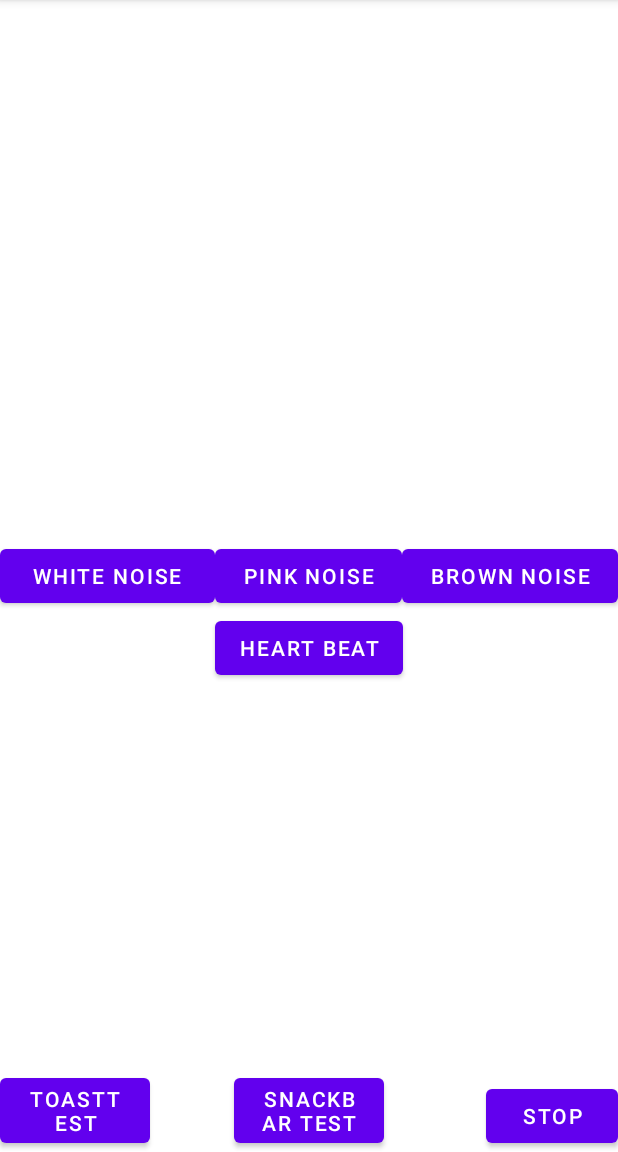
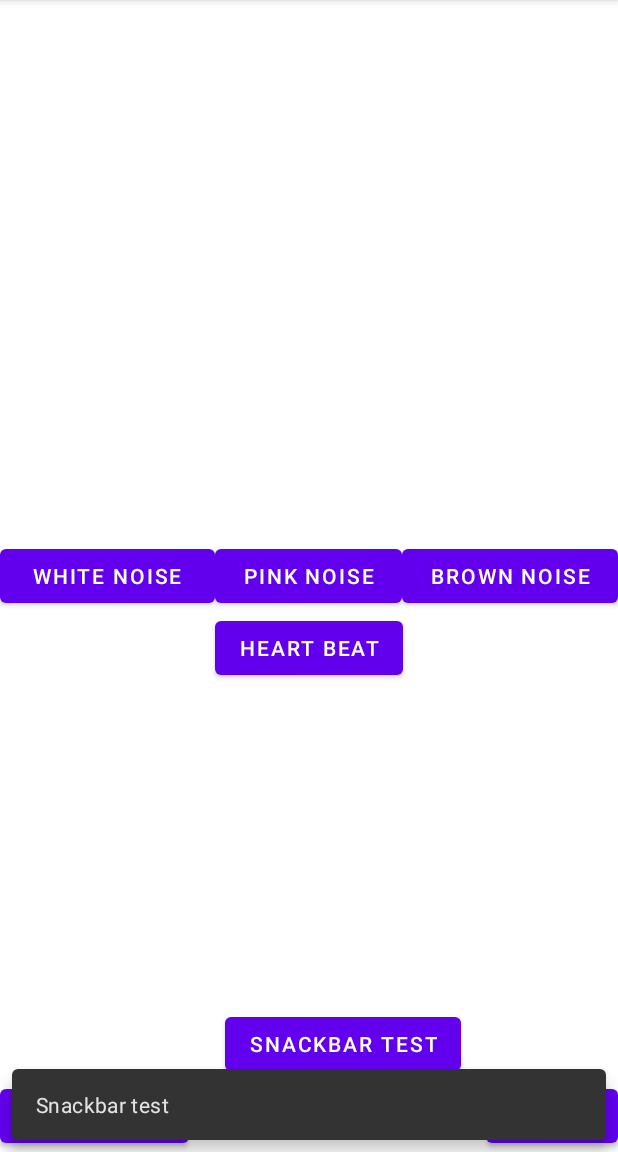
Before and after one commit to Haldyoso/CalPar, an Android app: the screen it shows after launch (MainActivity), after a tap on "SNACKBAR TEST", on a phone screen of 412 x 824 dp, the part 84-1236 px from its top. Run offline under Robolectric (Android 15) with nearby library versions, the light colour scheme and no system bars.

Commit message:
added Snackbar - working

```diff
--- a/app/src/main/java/com/maha/calpar/MainActivity.kt
+++ b/app/src/main/java/com/maha/calpar/MainActivity.kt
@@ -77,10 +77,10 @@ class MainActivity : AppCompatActivity() {
                 Toast.makeText(this, "playing: toast test", Toast.LENGTH_SHORT).show()
             }
 
-            R.id.btnSnackBar -> {
-                val snackbar = make(it, "Snackbar test", LENGTH_SHORT)
-                snackbar.show()
-            }
+//            R.id.btnSnackBar -> {
+//                val snackbar = make(ConstraintLayout(this), "Snackbar test", LENGTH_SHORT)
+//                snackbar.show()
+//            }
         }
     }
 
@@ -91,5 +91,20 @@ class MainActivity : AppCompatActivity() {
         soundPool?.stop(sound3StreamId)
     }
 
+    fun loadTest(v: View) {
+
+
+        Toast.makeText(this, "playing: toast test", Toast.LENGTH_SHORT).show()
+    }
+
+
+    fun loadSnack(v: View) {
+
+        val snackbar = make(v, "Snackbar test", LENGTH_SHORT)
+        //snackbar.anchorView = v
+
+                snackbar.show()
+    }
+
 
 }
--- a/app/src/main/res/layout/activity_main.xml
+++ b/app/src/main/res/layout/activity_main.xml
@@ -60,30 +60,34 @@
         android:onClick="stopSounds"
         android:text="@string/stop"
         app:layout_constraintBottom_toBottomOf="parent"
-        app:layout_constraintEnd_toEndOf="parent" />
+        app:layout_constraintEnd_toEndOf="parent"
+        app:layout_constraintTop_toTopOf="@+id/btnToastTest" />
+
+    <Button
+        android:id="@+id/btnSnackBar"
+        android:layout_width="wrap_content"
+        android:layout_height="wrap_content"
+        android:onClick="loadSnack"
+        android:singleLine="true"
+        android:text="@string/snackbar_test"
+
+
+        app:layout_constraintBottom_toTopOf="@+id/btnToastTest"
+        app:layout_constraintEnd_toStartOf="@+id/btnStop"
+        app:layout_constraintHorizontal_bias="0.582"
+        app:layout_constraintStart_toEndOf="@+id/btnToastTest"
+        tools:ignore="MissingConstraints"/>
 
     <Button
         android:id="@+id/btnToastTest"
-        android:layout_width="100dp"
+        android:layout_width="wrap_content"
         android:layout_height="wrap_content"
-        android:onClick="playSound"
+        android:onClick="loadTest"
+        android:singleLine="true"
         android:text="@string/toasttest"
 
         app:layout_constraintBottom_toBottomOf="parent"
 
         app:layout_constraintStart_toStartOf="parent" />
 
-    <Button
-        android:id="@+id/btnSnackBar"
-        android:layout_width="100dp"
-        android:layout_height="wrap_content"
-        android:onClick="playSound"
-        android:text="@string/snackbar_test"
-
-
-        app:layout_constraintBottom_toBottomOf="parent"
-
-        app:layout_constraintEnd_toEndOf="parent"
-        app:layout_constraintStart_toStartOf="parent" />
-
 </androidx.constraintlayout.widget.ConstraintLayout>
--- a/app/src/main/res/values/strings.xml
+++ b/app/src/main/res/values/strings.xml
@@ -6,7 +6,7 @@
     <string name="heart_beat">Heart beat</string>
     <string name="stop">STOP</string>
     <string name="snackbar_test">Snackbar Test</string>
-    <string name="toasttest">toastTest</string>
+    <string name="toasttest">Toast test</string>
 
 
 </resources>
```
